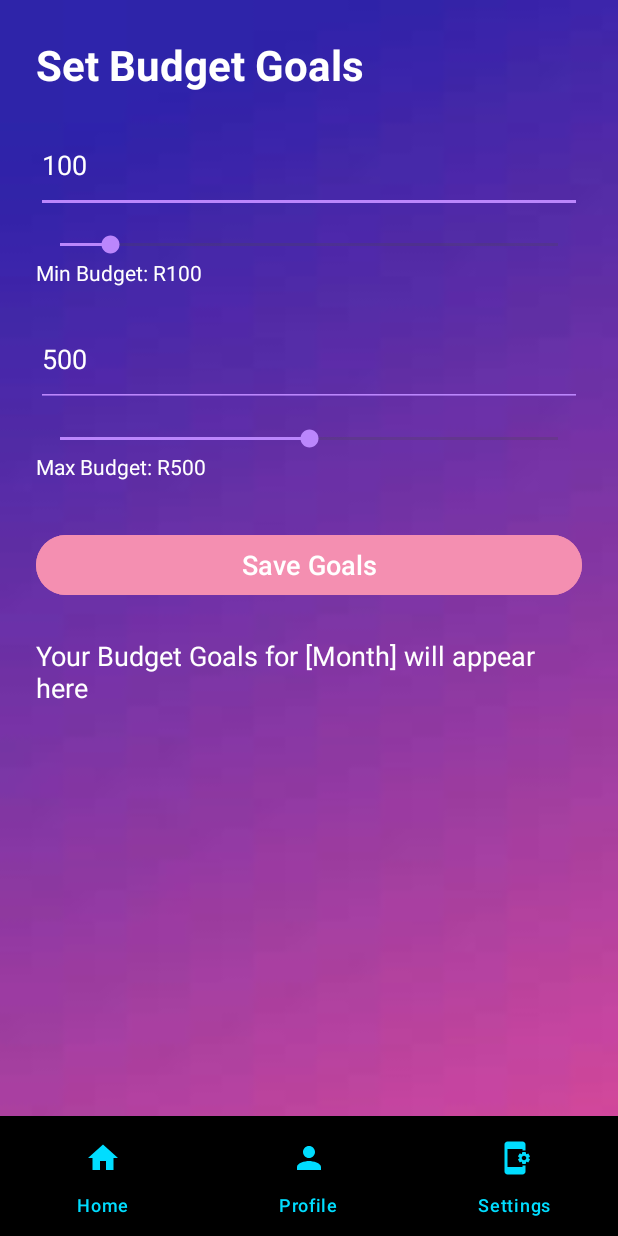
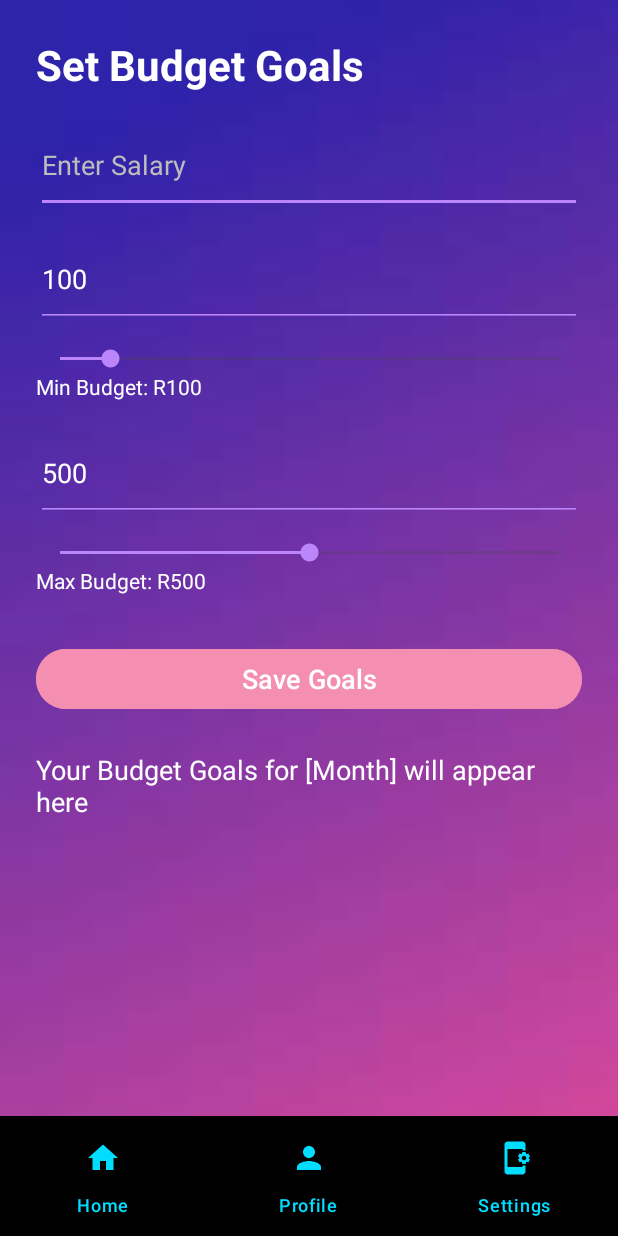
Before and after one commit to DiancaJadeNaidu/BudgetTrackerApp, an Android app: the BudgetGoalsActivity screen opened directly, with no data from a screen before it, on a phone screen of 412 x 824 dp. Run offline under Robolectric (Android 15) with nearby library versions, the phone set to English and light mode, and no system bars.

Commit message:
modified budget goals

```diff
--- a/app/src/main/AndroidManifest.xml
+++ b/app/src/main/AndroidManifest.xml
@@ -54,5 +54,4 @@
         <activity android:name=".SummaryActivity" android:exported="true" />
 
     </application>
-
 </manifest>
--- a/app/src/main/java/com/dianca/budgettrackerapp/LoginActivity.kt
+++ b/app/src/main/java/com/dianca/budgettrackerapp/LoginActivity.kt
@@ -16,7 +16,7 @@ class LoginActivity : AppCompatActivity() {
         binding = ActivityLoginBinding.inflate(layoutInflater)
         setContentView(binding.root)
 
-        //using firebase for authorization
+        //using firebase for authorisation
         auth = FirebaseAuth.getInstance()
 
         binding.loginButton.setOnClickListener {
--- a/app/src/main/res/layout/activity_budget_goals.xml
+++ b/app/src/main/res/layout/activity_budget_goals.xml
@@ -25,6 +25,17 @@
                 android:textStyle="bold"
                 android:textColor="@android:color/white"
                 android:layout_marginBottom="16dp" />
+
+            <EditText
+                android:id="@+id/edtSalary"
+                android:layout_width="match_parent"
+                android:layout_height="64dp"
+                android:hint="Enter Salary"
+                android:inputType="numberDecimal"
+                android:textColor="@android:color/white"
+                android:textColorHint="#BDBDBD"
+                android:backgroundTint="#BB86FC"
+                android:layout_marginBottom="12dp" />
 
             <!--field to enter minimum budget-->
             <EditText
```
Also changed, not shown: app/src/main/java/com/dianca/budgettrackerapp/BudgetGoalsActivity.kt (+22 -23 lines), app/src/main/java/com/dianca/budgettrackerapp/CategoryEntity.kt (line endings or trailing spaces).
